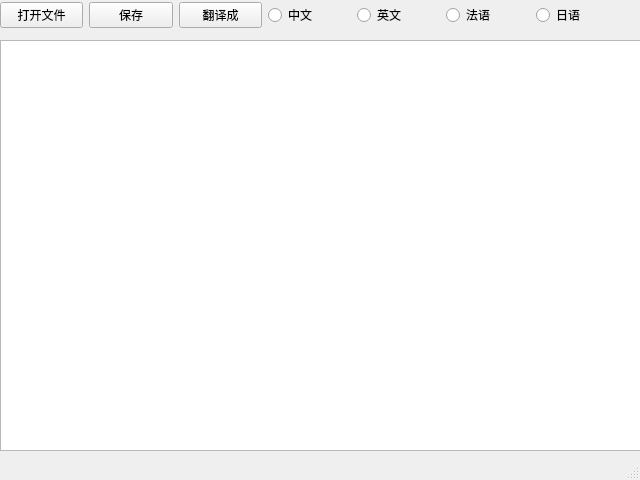
This is xls_dealwith.ui in xbzl123/pythonProject_xls as Qt 5 draws it before an edit. The edited form follows.
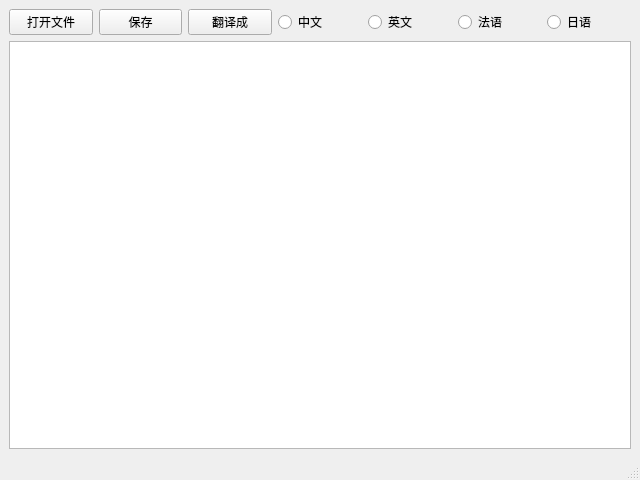
This is the edited form.

Commit message: feat:增加进度条和翻译功能

```diff
--- a/xls_dealwith.ui
+++ b/xls_dealwith.ui
@@ -14,15 +14,8 @@
    <string>MainWindow</string>
   </property>
   <widget class="QWidget" name="centralwidget">
-   <widget class="QWidget" name="horizontalLayoutWidget">
-    <property name="geometry">
-     <rect>
-      <x>0</x>
-      <y>0</y>
-      <width>619</width>
-      <height>31</height>
-     </rect>
-    </property>
+   <layout class="QGridLayout" name="gridLayout">
+    <item row="0" column="0">
     <layout class="QHBoxLayout" name="horizontalLayout">
      <item>
       <widget class="QPushButton" name="openFile">
@@ -74,17 +67,15 @@
       </widget>
      </item>
     </layout>
-   </widget>
+    </item>
+    <item row="1" column="0">
    <widget class="QTableWidget" name="tableWidget">
-    <property name="geometry">
-     <rect>
-      <x>0</x>
-      <y>40</y>
-      <width>641</width>
-      <height>411</height>
-     </rect>
-    </property>
-   </widget>
+      <attribute name="verticalHeaderStretchLastSection">
+       <bool>true</bool>
+      </attribute>
+     </widget>
+    </item>
+   </layout>
   </widget>
   <widget class="QMenuBar" name="menubar">
    <property name="geometry">
```
Lines whose indentation alone changed are shown as unchanged. The commit also changes 2 other files.
